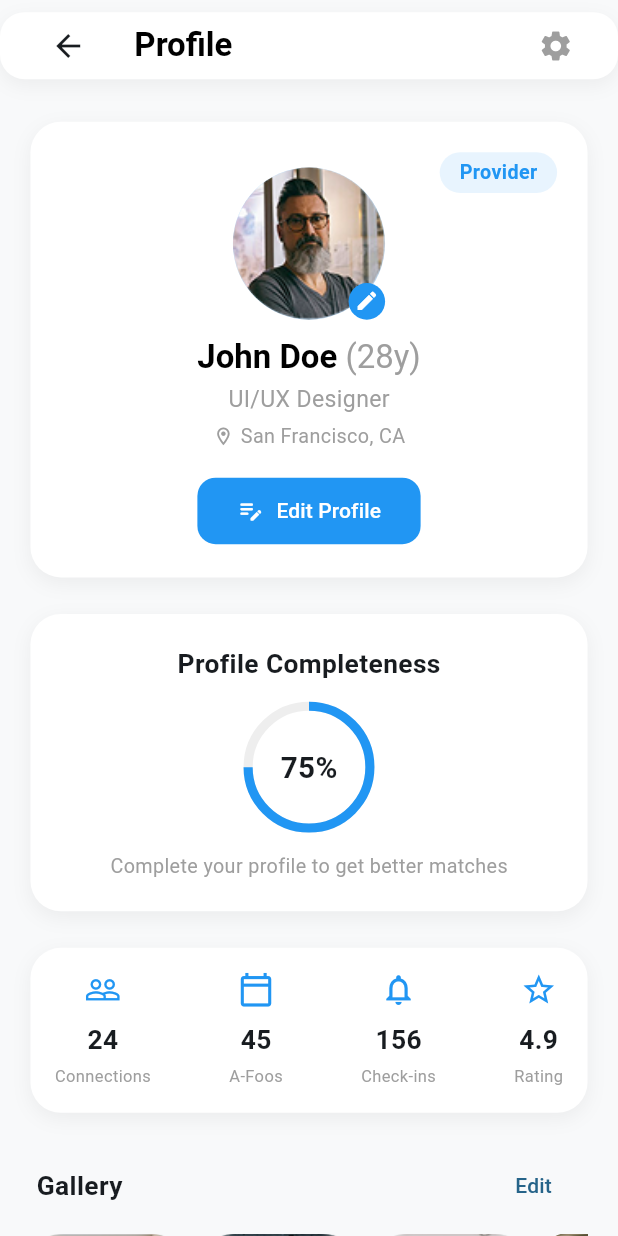
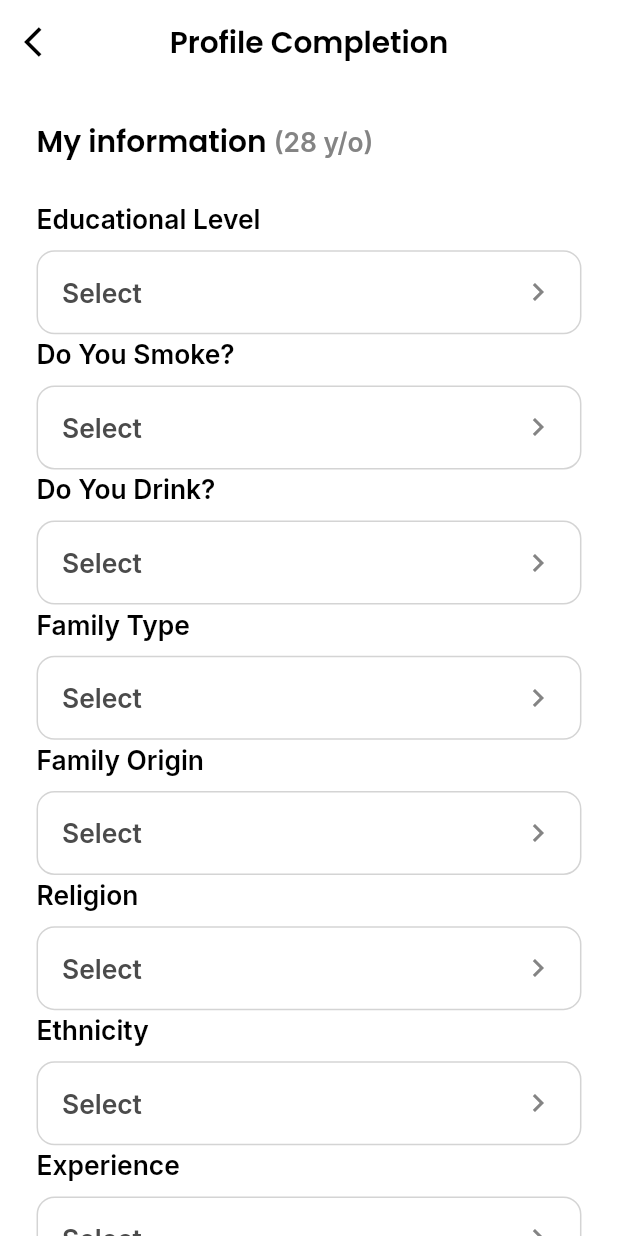
Before and after one commit to Ismail554/AnchorApp, a Flutter app: the MainProfileScreen screen opened directly, after a tap on "Edit Profile", on a phone screen of 412 x 824 dp. Run offline on Flutter 3.47's test engine with Material 3 defaults, Android fonts, the phone set to English and light mode, and no system bars; our stand-ins replace flutter_screenutil, flutter_svg, google_fonts, image_picker, pinput; missing offline and left inert: textfield_tags; project files that could hold a hidden picture were left out.

Commit message:
edit profile screen

```diff
--- /dev/null
+++ b/lib/views/profile/edit_profile_screen.dart
@@ -0,0 +1,267 @@
+import 'package:flutter/material.dart';
+import 'package:wynante/core/app_colors.dart';
+import 'package:wynante/core/app_padding.dart';
+import 'package:wynante/core/app_spacing.dart';
+import 'package:wynante/core/font_manager.dart';
+import 'package:wynante/views/profile/widgets/editable_tags_section.dart';
+import 'package:wynante/views/profile/widgets/profile_dropdown_field.dart';
+
+class EditProfileScreen extends StatefulWidget {
+  final List<String> initialInterests;
+  final List<String> initialLanguages;
+  final List<String> initialLookingFor;
+
+  const EditProfileScreen({
+    super.key,
+    this.initialInterests = const [],
+    this.initialLanguages = const [],
+    this.initialLookingFor = const [],
+  });
+
+  @override
+  State<EditProfileScreen> createState() => _EditProfileScreenState();
+}
+
+class _EditProfileScreenState extends State<EditProfileScreen> {
+  // State variables for dropdown values
+  String? _selectedEducation;
+  String? _selectedSmoking;
+  String? _selectedDrinking;
+  String? _selectedFamilyType;
+  String? _selectedFamilyOrigin;
+  String? _selectedReligion;
+  String? _selectedEthnicity;
+  String? _selectedExperience;
+  String? _selectedServiceType;
+
+  @override
+  Widget build(BuildContext context) {
+    return Scaffold(
+      backgroundColor: AppColors.white,
+      appBar: AppBar(
+        title: Text(
+          'Profile Completion',
+          style: FontManager.heading3(fontSize: 18),
+        ),
+        centerTitle: true,
+        backgroundColor: AppColors.white,
+        elevation: 0,
+        leading: IconButton(
+          icon: const Icon(Icons.arrow_back_ios, color: AppColors.textPrimary),
+          onPressed: () => Navigator.pop(context),
+        ),
+      ),
+      body: SingleChildScrollView(
+        padding: AppPadding.r24,
+        child: Column(
+          crossAxisAlignment: CrossAxisAlignment.start,
+          children: [
+            RichText(
+              text: TextSpan(
+                text: "My information ",
+                style: FontManager.heading3(fontSize: 18),
+                children: [
+                  TextSpan(
+                    text: "(28 y/o)",
+                    style: FontManager.bodyMedium(
+                      color: AppColors.grey,
+                      fontSize: 16,
+                    ),
+                  ),
+                ],
+              ),
+            ),
+            AppSpacing.h24,
+
+            // Dropdown Fields
+            ProfileDropdownField(
+              title: "Educational Level",
+              value: _selectedEducation,
+              onTap: () => _showSelectionSheet(
+                context,
+                "Educational Level",
+                ["High School", "Undergraduate Degree", "Postgraduate", "PhD"],
+                (val) => setState(() => _selectedEducation = val),
+              ),
+            ),
+            ProfileDropdownField(
+              title: "Do You Smoke?",
+              value: _selectedSmoking,
+              onTap: () => _showSelectionSheet(
+                context,
+                "Do You Smoke?",
+                ["Yes", "No", "Occasionally"],
+                (val) => setState(() => _selectedSmoking = val),
+              ),
+            ),
+            ProfileDropdownField(
+              title: "Do You Drink?",
+              value: _selectedDrinking,
+              onTap: () => _showSelectionSheet(
+                context,
+                "Do You Drink?",
+                ["Yes", "No", "Occasionally"],
+                (val) => setState(() => _selectedDrinking = val),
+              ),
+            ),
+            ProfileDropdownField(
+              title: "Family Type",
+              value: _selectedFamilyType,
+              onTap: () => _showSelectionSheet(
+                context,
+                "Family Type",
+                ["Nuclear", "Joint", "Extended"],
+                (val) => setState(() => _selectedFamilyType = val),
+              ),
+            ),
+            ProfileDropdownField(
+              title: "Family Origin",
+              value: _selectedFamilyOrigin,
+              onTap: () => _showSelectionSheet(
+                context,
+                "Family Origin",
+                ["BD and IND", "Pakistan", "Middle East", "Other"],
+                (val) => setState(() => _selectedFamilyOrigin = val),
+              ),
+            ),
+            ProfileDropdownField(
+              title: "Religion",
+              value: _selectedReligion,
+              onTap: () => _showSelectionSheet(context, "Religion", [
+                "Muslim",
+                "Hindu",
+                "Christian",
+                "Buddhist",
+                "Other",
+              ], (val) => setState(() => _selectedReligion = val)),
+            ),
+            ProfileDropdownField(
+              title: "Ethnicity",
+              value: _selectedEthnicity,
+              onTap: () => _showSelectionSheet(
+                context,
+                "Ethnicity",
+                ["Black", "White", "Asian", "Hispanic", "Other"],
+                (val) => setState(() => _selectedEthnicity = val),
+              ),
+            ),
+            ProfileDropdownField(
+              title: "Experience",
+              value: _selectedExperience,
+              onTap: () => _showSelectionSheet(
+                context,
+                "Experience",
+                [
+                  "Entry Level",
+                  "1-3 years",
+                  "3-5 years",
+                  "10 years",
+                  "12 years",
+                  "15+ years",
+                ],
+                (val) => setState(() => _selectedExperience = val),
+              ),
+            ),
+            ProfileDropdownField(
+              title: "Service Type",
+              value: _selectedServiceType,
+              onTap: () => _showSelectionSheet(
+                context,
+                "Service Type",
+                ["In person", "Hybrid", "Online"],
+                (val) => setState(() => _selectedServiceType = val),
+              ),
+            ),
+
+            // Dropdown fields above...
+            AppSpacing.h16,
+            EditableTagsSection(
+              title: "My Interest",
+              initialTags: widget.initialInterests,
+            ),
+            AppSpacing.h24,
+            EditableTagsSection(
+              title: "Languages",
+              initialTags: widget.initialLanguages,
+            ),
+            AppSpacing.h24,
+            EditableTagsSection(
+              title: "Looking for",
+              initialTags: widget.initialLookingFor,
+            ),
+
+            AppSpacing.h48,
+            SizedBox(
+              width: double.infinity,
+              height: 50,
+              child: ElevatedButton(
+                onPressed: () {
+                  // Save logic
+                  Navigator.pop(context);
+                },
+                style: ElevatedButton.styleFrom(
+                  backgroundColor: AppColors.primaryColor,
+                  shape: RoundedRectangleBorder(
+                    borderRadius: BorderRadius.circular(25),
+                  ),
+                ),
+                child: const Text(
+                  "Save",
+                  style: TextStyle(
+                    fontSize: 16,
+                    fontWeight: FontWeight.bold,
+                    color: Colors.white,
+                  ),
+                ),
+              ),
+            ),
+            AppSpacing.h24,
+          ],
+        ),
+      ),
+    );
+  }
+
+  void _showSelectionSheet(
+    BuildContext context,
+    String title,
+    List<String> options,
+    ValueChanged<String> onSelected,
+  ) {
+    showModalBottomSheet(
+      context: context,
+      shape: const RoundedRectangleBorder(
+        borderRadius: BorderRadius.vertical(top: Radius.circular(20)),
+      ),
+      builder: (context) {
+        return Container(
+          padding: AppPadding.r24,
+          child: Column(
+            mainAxisSize: MainAxisSize.min,
+            crossAxisAlignment: CrossAxisAlignment.start,
+            children: [
+              Text(title, style: FontManager.heading3(fontSize: 18)),
+              AppSpacing.h16,
+              Expanded(
+                child: ListView.separated(
+                  itemCount: options.length,
+                  shrinkWrap: true,
+                  separatorBuilder: (_, __) => const Divider(),
+                  itemBuilder: (context, index) {
+                    return ListTile(
+                      title: Text(options[index]),
+                      onTap: () {
+                        onSelected(options[index]);
+                        Navigator.pop(context);
+                      },
+                    );
+                  },
+                ),
+              ),
+            ],
+          ),
+        );
+      },
+    );
+  }
+}
--- a/lib/views/profile/main_profile_screen.dart
+++ b/lib/views/profile/main_profile_screen.dart
@@ -3,6 +3,7 @@ import 'package:flutter_screenutil/flutter_screenutil.dart';
 import 'package:wynante/core/app_padding.dart';
 import 'package:wynante/models/user_profile_model.dart';
 import 'package:wynante/services/profile_service.dart';
+import 'package:wynante/views/profile/edit_profile_screen.dart';
 import 'package:wynante/views/profile/widgets/profile_completeness_card.dart';
 import 'package:wynante/views/profile/widgets/profile_gallery.dart';
 import 'package:wynante/views/profile/widgets/profile_header.dart';
@@ -88,7 +89,21 @@ class _MainProfileScreenState extends State<MainProfileScreen> {
             padding: AppPadding.r20,
             child: Column(
               children: [
-                ProfileHeader(user: user, onEdit: () {}),
+                ProfileHeader(
+                  user: user,
+                  onEdit: () {
+                    Navigator.push(
+                      context,
+                      MaterialPageRoute(
+                        builder: (context) => EditProfileScreen(
+                          initialInterests: user.interests,
+                          initialLanguages: user.languages,
+                          initialLookingFor: [user.lookingFor],
+                        ),
+                      ),
+                    );
+                  },
+                ),
                 SizedBox(height: 24.h),
                 ProfileCompletenessCard(percentage: user.completionPercentage),
                 SizedBox(height: 24.h),
--- /dev/null
+++ b/lib/views/profile/widgets/profile_dropdown_field.dart
@@ -0,0 +1,71 @@
+import 'package:flutter/material.dart';
+import 'package:wynante/core/app_colors.dart';
+import 'package:wynante/core/app_padding.dart';
+import 'package:wynante/core/font_manager.dart';
+
+class ProfileDropdownField extends StatelessWidget {
+  final String title;
+  final String? value;
+  final VoidCallback onTap;
+  final String? hintText;
+
+  const ProfileDropdownField({
+    super.key,
+    required this.title,
+    this.value,
+    required this.onTap,
+    this.hintText,
+  });
+
+  @override
+  Widget build(BuildContext context) {
+    return Column(
+      crossAxisAlignment: CrossAxisAlignment.start,
+      children: [
+        Padding(
+          padding: AppPadding.bottom8,
+          child: Text(
+            title,
+            style: FontManager.bodyMedium(
+              color: AppColors.textPrimary,
+            ).copyWith(fontWeight: FontWeight.w600),
+          ),
+        ),
+        GestureDetector(
+          onTap: onTap,
+          child: Container(
+            padding: const EdgeInsets.symmetric(horizontal: 16, vertical: 14),
+            decoration: BoxDecoration(
+              color: AppColors.white,
+              border: Border.all(color: AppColors.greyD4),
+              borderRadius: BorderRadius.circular(12),
+            ),
+            child: Row(
+              mainAxisAlignment: MainAxisAlignment.spaceBetween,
+              children: [
+                Expanded(
+                  child: Text(
+                    (value != null && value!.isNotEmpty)
+                        ? value!
+                        : (hintText ?? "Select"),
+                    style: FontManager.bodyMedium(
+                      color: (value != null && value!.isNotEmpty)
+                          ? AppColors.textPrimary
+                          : AppColors.grey4B,
+                    ),
+                    overflow: TextOverflow.ellipsis,
+                  ),
+                ),
+                const Icon(
+                  Icons.keyboard_arrow_right,
+                  color: AppColors.grey,
+                  size: 24,
+                ),
+              ],
+            ),
+          ),
+        ),
+      ],
+    );
+  }
+}
--- a/pubspec.yaml
+++ b/pubspec.yaml
@@ -23,6 +23,7 @@ dependencies:
   pinput: ^6.0.1
   image_picker: ^1.2.1
   csc_picker_plus: ^0.0.3
+  textfield_tags: ^3.0.1
 
 dev_dependencies:
   flutter_test:
```
Also changed, not shown: lib/views/profile/widgets/editable_tags_section.dart (added, +162 -0 lines), pubspec.lock.
